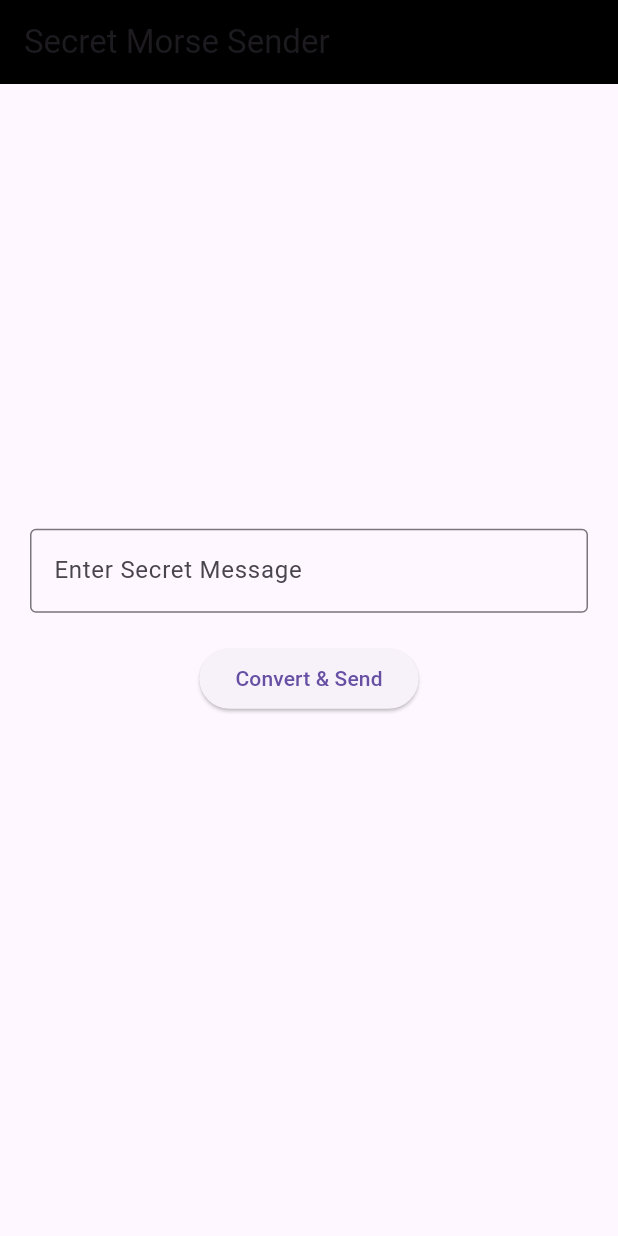
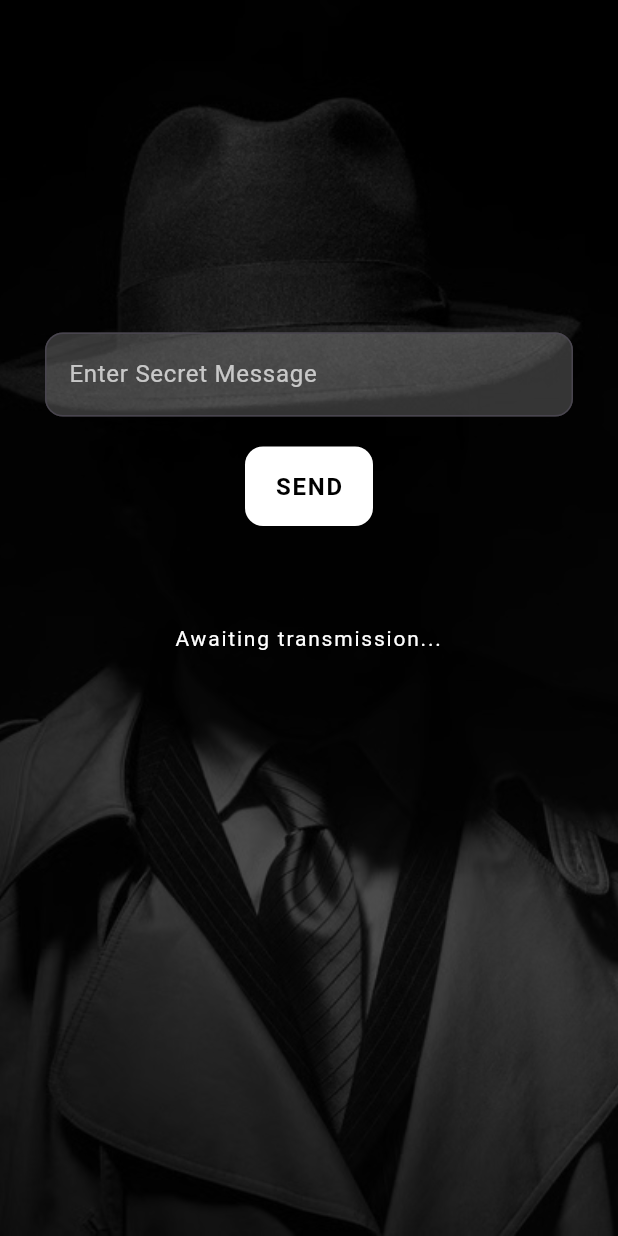
Before and after one commit to rraannaa28/NS_CIA_1, a Flutter app: the screen it shows after launch, on a phone screen of 412 x 824 dp. Run offline on Flutter 3.47's test engine with Material 3 defaults, Android fonts, the phone set to English and light mode, and no system bars.

Commit message:
Updated UI

```diff
--- a/lib/main.dart
+++ b/lib/main.dart
@@ -89,37 +89,104 @@ class _MorseHomeState extends State<MorseHome> {
   @override
   Widget build(BuildContext context) {
     return Scaffold(
-      appBar: AppBar(
-        title: const Text("Secret Morse Sender"),
-        backgroundColor: Colors.black,
-      ),
-      body: Padding(
-        padding: const EdgeInsets.all(20),
-        child: Column(
-          mainAxisAlignment: MainAxisAlignment.center,
-          children: [
-            TextField(
-              controller: _controller,
-              decoration: const InputDecoration(
-                labelText: "Enter Secret Message",
-                border: OutlineInputBorder(),
+      body: Stack(
+        children: [
+          // Background Image
+          Container(
+            decoration: const BoxDecoration(
+              image: DecorationImage(
+                image: AssetImage("assets/spy_bg.jpg"),
+                fit: BoxFit.cover,
               ),
             ),
-            const SizedBox(height: 20),
+          ),
 
-            ElevatedButton(
-              onPressed: sendMorse,
-              child: const Text("Convert & Send"),
+          // Dark Overlay
+          Container(
+            color: Colors.black.withOpacity(0.7),
+          ),
+
+          // Main Content
+          SafeArea(
+            child: Padding(
+              padding: const EdgeInsets.symmetric(horizontal: 30),
+              child: Column(
+                children: [
+                  const Spacer(flex: 1), // Push everything down
+                  _buildInputField(),
+                  const SizedBox(height: 20),
+                  _buildSendButton(),
+                  const SizedBox(height: 30),
+                  _buildStatusCard(),
+                  const Spacer(flex: 1), // Optional extra space at bottom
+                ],
+              ),
             ),
+          ),
+        ],
+      ),
+    );
+  }
 
-            const SizedBox(height: 30),
+  Widget _buildInputField() {
+    return TextField(
+      controller: _controller,
+      style: const TextStyle(color: Colors.white, fontSize: 16),
+      decoration: InputDecoration(
+        labelText: "Enter Secret Message",
+        labelStyle: const TextStyle(color: Colors.white70),
+        filled: true,
+        fillColor: Colors.white.withOpacity(0.2),
+        border: OutlineInputBorder(
+          borderRadius: BorderRadius.circular(12),
+          borderSide: const BorderSide(color: Colors.white70),
+        ),
+        focusedBorder: OutlineInputBorder(
+          borderRadius: BorderRadius.circular(12),
+          borderSide: const BorderSide(color: Colors.white, width: 2),
+        ),
+      ),
+    );
+  }
 
-            Text(
-              status,
-              textAlign: TextAlign.center,
-              style: const TextStyle(fontSize: 15),
+  Widget _buildSendButton() {
+    return ElevatedButton(
+      onPressed: sendMorse,
+      style: ElevatedButton.styleFrom(
+        backgroundColor: Colors.white,
+        padding: const EdgeInsets.symmetric(vertical: 15, horizontal: 20),
+        shape: RoundedRectangleBorder(
+          borderRadius: BorderRadius.circular(12),
+        ),
+      ),
+      child: const Text(
+        "SEND",
+        style: TextStyle(
+          color: Colors.black,
+          fontWeight: FontWeight.bold,
+          fontSize: 16,
+          letterSpacing: 1.2,
+        ),
+      ),
+    );
+  }
+
+  Widget _buildStatusCard() {
+    return Expanded(
+      child: Container(
+        margin: const EdgeInsets.only(top: 20),
+        padding: const EdgeInsets.all(15),
+
+        child: SingleChildScrollView(
+          child: Text(
+            status.isEmpty ? "Awaiting transmission..." : status,
+            textAlign: TextAlign.center,
+            style: const TextStyle(
+              color: Colors.white,
+              fontSize: 14,
+              letterSpacing: 1.2,
             ),
-          ],
+          ),
         ),
       ),
     );
--- a/pubspec.yaml
+++ b/pubspec.yaml
@@ -58,7 +58,8 @@ flutter:
   uses-material-design: true
 
   # To add assets to your application, add an assets section, like this:
-  # assets:
+  assets:
+    - assets/spy_bg.jpg
   #   - images/a_dot_burr.jpeg
   #   - images/a_dot_ham.jpeg
 
```
Also changed, not shown: assets/spy_bg.jpg (added).
